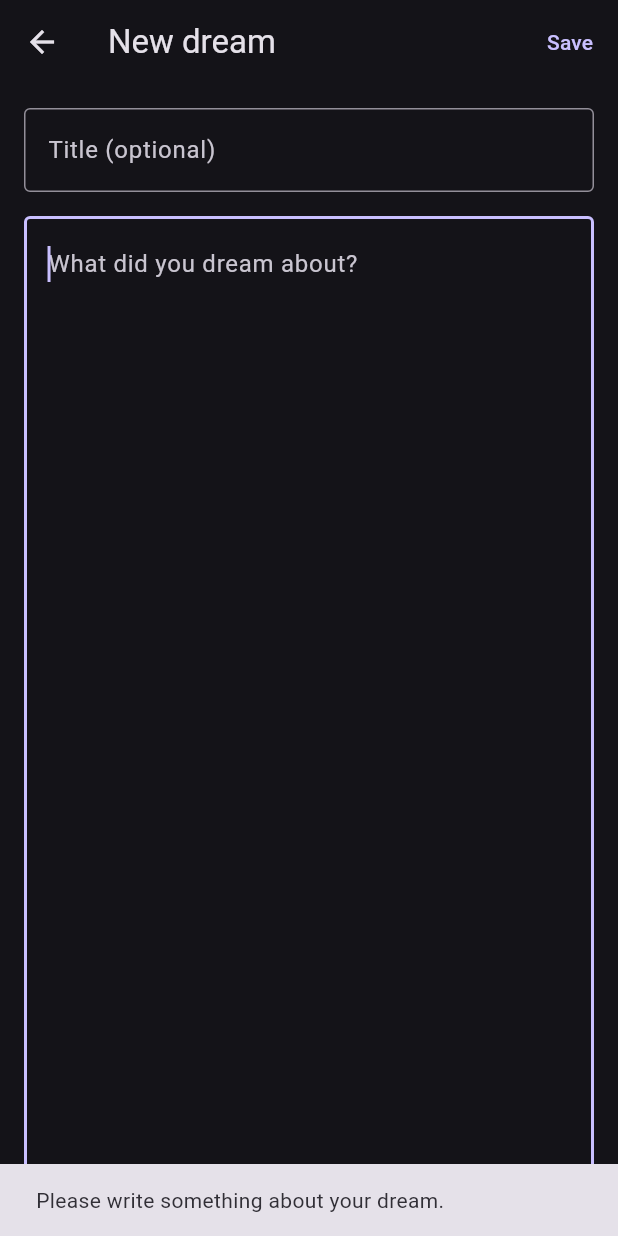
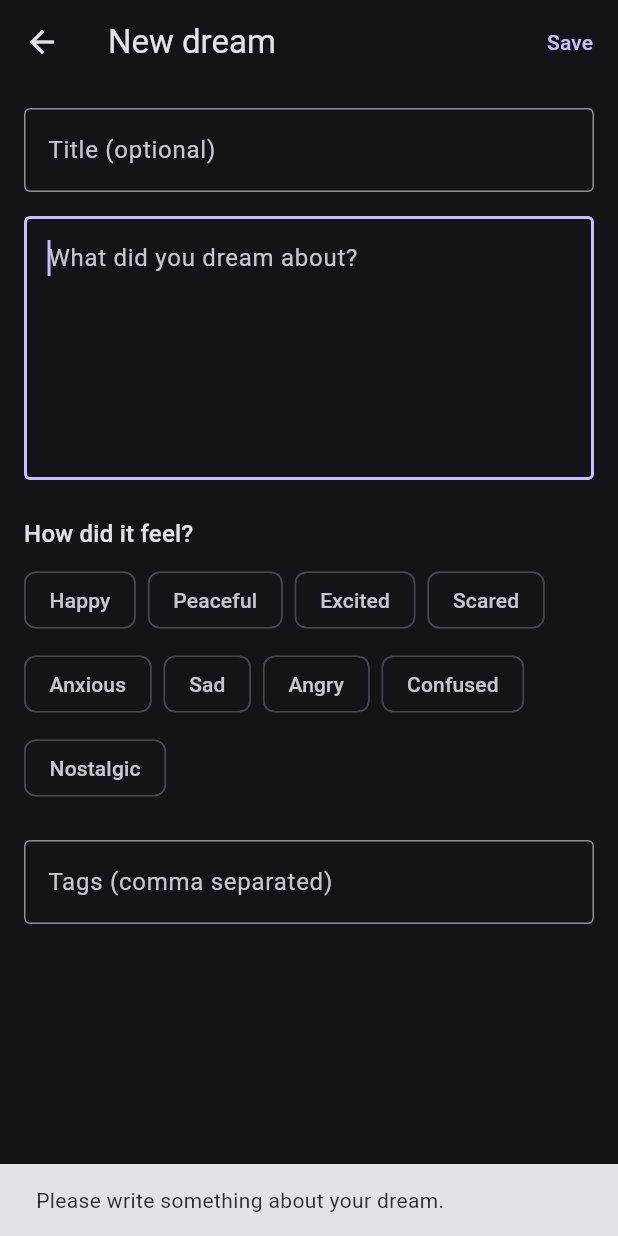
Before and after one commit to zyrus0907/dreamcatcher, a Flutter app: the NewDreamScreen screen opened directly, after a tap on "Save", on a phone screen of 412 x 824 dp. Run offline on Flutter 3.47's test engine with Material 3 defaults, Android fonts, the phone set to English and light mode, and no system bars; our stand-ins replace supabase_flutter; accounts and stored records are empty.

```diff
--- a/app/lib/new_dream_screen.dart
+++ b/app/lib/new_dream_screen.dart
@@ -1,23 +1,57 @@
 import 'package:flutter/material.dart';
 import 'main.dart';
 
+const kEmotionOptions = [
+  'Happy', 'Peaceful', 'Excited', 'Scared',
+  'Anxious', 'Sad', 'Angry', 'Confused', 'Nostalgic',
+];
+
 class NewDreamScreen extends StatefulWidget {
-  const NewDreamScreen({super.key});
+  // null = creating a new dream; non-null = editing this one.
+  final Map<String, dynamic>? dream;
+  const NewDreamScreen({super.key, this.dream});
 
   @override
   State<NewDreamScreen> createState() => _NewDreamScreenState();
 }
 
 class _NewDreamScreenState extends State<NewDreamScreen> {
-  final _titleController = TextEditingController();
-  final _contentController = TextEditingController();
+  late final TextEditingController _titleController;
+  late final TextEditingController _contentController;
+  late final TextEditingController _tagsController;
+  late final Set<String> _selectedEmotions;
   bool _saving = false;
+
+  bool get _isEditing => widget.dream != null;
+
+  @override
+  void initState() {
+    super.initState();
+    final dream = widget.dream;
+    _titleController =
+        TextEditingController(text: dream?['title'] as String? ?? '');
+    _contentController =
+        TextEditingController(text: dream?['content'] as String? ?? '');
+    final tags = (dream?['tags'] as List?)?.cast<String>() ?? [];
+    _tagsController = TextEditingController(text: tags.join(', '));
+    final emotions = (dream?['emotions'] as List?)?.cast<String>() ?? [];
+    _selectedEmotions = emotions.toSet();
+  }
 
   @override
   void dispose() {
     _titleController.dispose();
     _contentController.dispose();
+    _tagsController.dispose();
     super.dispose();
+  }
+
+  List<String> _parseTags() {
+    return _tagsController.text
+        .split(',')
+        .map((t) => t.trim())
+        .where((t) => t.isNotEmpty)
+        .toList();
   }
 
   Future<void> _save() async {
@@ -31,14 +65,27 @@ class _NewDreamScreenState extends State<NewDreamScreen> {
     }
 
     setState(() => _saving = true);
-    try {
-      await supabase.from('dreams').insert({
-        'user_id': supabase.auth.currentUser!.id,
+    final values = {
       'title': _titleController.text.trim().isEmpty
           ? null
           : _titleController.text.trim(),
       'content': content,
+      'emotions': _selectedEmotions.toList(),
+      'tags': _parseTags(),
+    };
+
+    try {
+      if (_isEditing) {
+        await supabase
+            .from('dreams')
+            .update(values)
+            .eq('id', widget.dream!['id']);
+      } else {
+        await supabase.from('dreams').insert({
+          'user_id': supabase.auth.currentUser!.id,
+          ...values,
         });
+      }
       if (mounted) Navigator.of(context).pop(true);
     } catch (error) {
       if (mounted) {
@@ -54,7 +101,7 @@ class _NewDreamScreenState extends State<NewDreamScreen> {
   Widget build(BuildContext context) {
     return Scaffold(
       appBar: AppBar(
-        title: const Text('New dream'),
+        title: Text(_isEditing ? 'Edit dream' : 'New dream'),
         actions: [
           TextButton(
             onPressed: _saving ? null : _save,
@@ -67,34 +114,58 @@ class _NewDreamScreenState extends State<NewDreamScreen> {
           ),
         ],
       ),
-      body: Padding(
+      body: ListView(
         padding: const EdgeInsets.all(16),
-        child: Column(
         children: [
           TextField(
             controller: _titleController,
             decoration: const InputDecoration(
-                labelText: 'Title (optional)',
-                border: OutlineInputBorder(),
-              ),
+                labelText: 'Title (optional)', border: OutlineInputBorder()),
           ),
           const SizedBox(height: 16),
-            Expanded(
-              child: TextField(
+          TextField(
             controller: _contentController,
-                autofocus: true,
-                expands: true,
-                maxLines: null,
-                textAlignVertical: TextAlignVertical.top,
+            autofocus: !_isEditing,
+            maxLines: 6,
             decoration: const InputDecoration(
                 hintText: 'What did you dream about?',
+                border: OutlineInputBorder()),
+          ),
+          const SizedBox(height: 24),
+          Text('How did it feel?',
+              style: Theme.of(context).textTheme.titleMedium),
+          const SizedBox(height: 8),
+          Wrap(
+            spacing: 8,
+            runSpacing: 8,
+            children: kEmotionOptions.map((emotion) {
+              final selected = _selectedEmotions.contains(emotion);
+              return FilterChip(
+                label: Text(emotion),
+                selected: selected,
+                onSelected: (value) {
+                  setState(() {
+                    if (value) {
+                      _selectedEmotions.add(emotion);
+                    } else {
+                      _selectedEmotions.remove(emotion);
+                    }
+                  });
+                },
+              );
+            }).toList(),
+          ),
+          const SizedBox(height: 24),
+          TextField(
+            controller: _tagsController,
+            decoration: const InputDecoration(
+              labelText: 'Tags (comma separated)',
+              hintText: 'e.g. flying, ocean, childhood',
               border: OutlineInputBorder(),
-                ),
             ),
           ),
         ],
       ),
-      ),
     );
   }
 }
```
Also changed, not shown: app/lib/dream_detail_screen.dart (added, +121 -0 lines), app/lib/main.dart (+10 -0 lines). Lines whose indentation alone changed are shown as unchanged.
